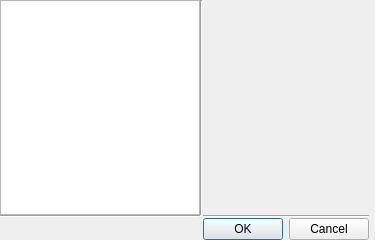
First picture: the form in ui/mainsettings.ui, repository snip89/wsnsim-postprocessor, before the edit.
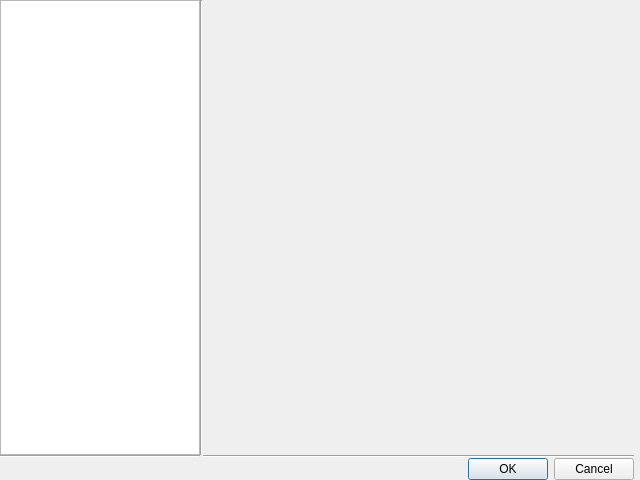
Second picture: the form after the edit.

What changed in the file:
```diff
--- a/ui/mainsettings.ui
+++ b/ui/mainsettings.ui
@@ -6,8 +6,8 @@
    <rect>
     <x>0</x>
     <y>0</y>
-    <width>375</width>
-    <height>240</height>
+    <width>640</width>
+    <height>480</height>
    </rect>
   </property>
   <property name="windowTitle">
```
